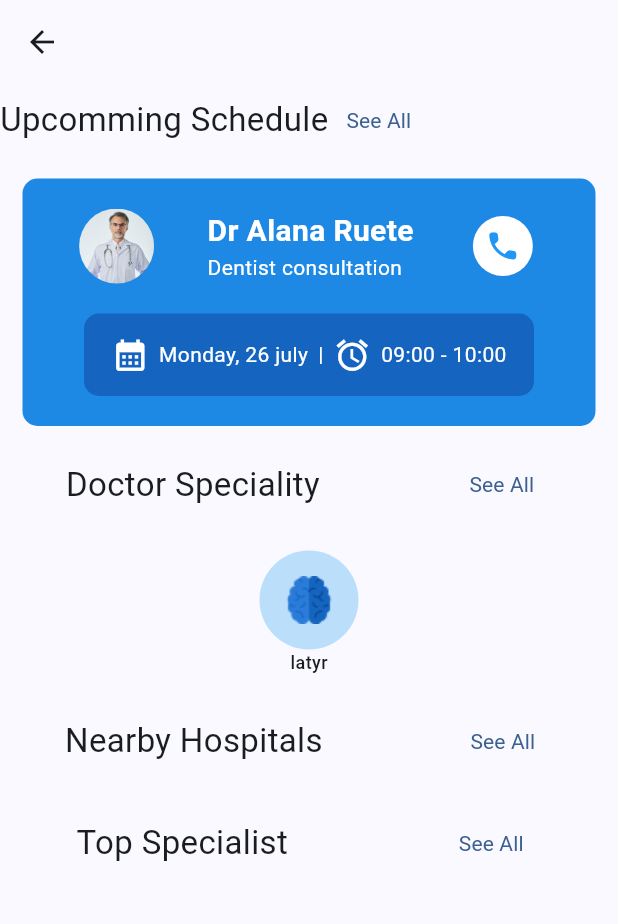
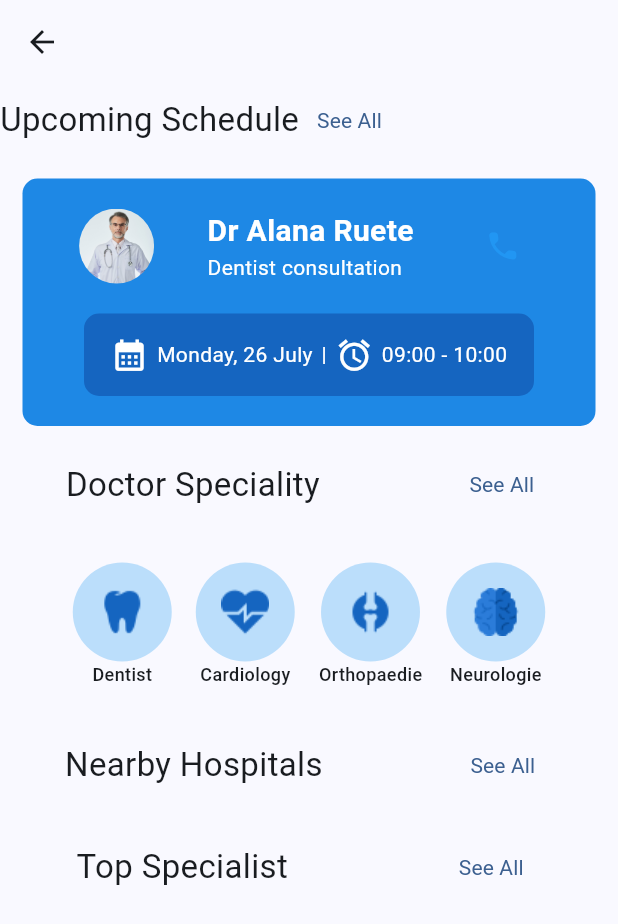
Before and after one commit to latyr0503/doctor_app_, a Flutter app: the Profile screen opened directly, after a tap on "Complet Profile", on a phone screen of 412 x 824 dp. Shown: the top 924 px of the screen. Run offline on Flutter 3.47's test engine with Material 2 defaults, Android fonts, the phone set to English and light mode, and no system bars; our stand-ins replace get, iconsax, introduction_screen.

Commit message:
ajout de section dans la page welcome

```diff
--- a/lib/components/navigation_menu.dart
+++ b/lib/components/navigation_menu.dart
@@ -1,10 +1,8 @@
-import 'package:doctor_app/components/card_speciality.dart';
 import 'package:doctor_app/components/teste.dart';
 import 'package:doctor_app/pages/profile.dart';
 import 'package:doctor_app/pages/welcome_page.dart';
 import 'package:flutter/material.dart';
 import 'package:get/get.dart';
-// import 'package:get/state_manager.dart';
 import 'package:iconsax/iconsax.dart' show Iconsax;
 
 class NavigationMenu extends StatelessWidget {
@@ -43,7 +41,7 @@ class NavigationController extends GetxController {
 
   // ignore: non_constant_identifier_names
   final Screens = [
-    const Welcome_page(),
+    Welcome_page(),
     const Teste(),
     Container(
       color: Colors.blue,
--- a/lib/pages/profile.dart
+++ b/lib/pages/profile.dart
@@ -129,7 +129,7 @@ class Profile extends StatelessWidget {
             onPressed: () {
               Navigator.push(
                 context,
-                MaterialPageRoute(builder: (context) => const Welcome_page()),
+                MaterialPageRoute(builder: (context) => Welcome_page()),
               );
             },
             style: ElevatedButton.styleFrom(
--- a/lib/pages/welcome_page.dart
+++ b/lib/pages/welcome_page.dart
@@ -1,9 +1,28 @@
+import 'package:flutter/material.dart';
 import 'package:doctor_app/components/card_speciality.dart';
-import 'package:flutter/material.dart';
 
 // ignore: camel_case_types
 class Welcome_page extends StatelessWidget {
-  const Welcome_page({super.key});
+  Welcome_page({Key? key}) : super(key: key);
+
+  final List<Map<String, dynamic>> dummySpecialities = [
+    {
+      'title': 'Dentist',
+      'images': const AssetImage('assets/tooth.png'),
+    },
+    {
+      'title': 'Cardiology',
+      'images': const AssetImage('assets/cardio.png'),
+    },
+    {
+      'title': 'Orthopaedie',
+      'images': const AssetImage('assets/join.png'),
+    },
+    {
+      'title': 'Neurologie',
+      'images': const AssetImage('assets/brain.png'),
+    },
+  ];
 
   @override
   Widget build(BuildContext context) {
@@ -14,15 +33,17 @@ class Welcome_page extends StatelessWidget {
           Row(
             children: [
               const Text(
-                "Upcomming Schedule",
+                "Upcoming Schedule",
                 style: TextStyle(fontWeight: FontWeight.w400, fontSize: 22),
               ),
               TextButton(
                 onPressed: () {},
-                child: const Text("See All",
+                child: const Text(
+                  "See All",
                   style: TextStyle(
                     fontWeight: FontWeight.normal,
-                    )),
+                  ),
+                ),
               ),
             ],
           ),
@@ -44,20 +65,17 @@ class Welcome_page extends StatelessWidget {
                       width: 50,
                       height: 50,
                       decoration: const BoxDecoration(
-                          shape:
-                              BoxShape.circle, // Utiliser une forme circulaire
+                        shape: BoxShape.circle,
                         image: DecorationImage(
                           image: AssetImage(
                               "assets/plan-moyen-medecin-specialiste-bras-dans-poches-regardant-camera.jpg"),
                         ),
                       ),
                     ),
-                      Column(
+                    const Column(
                       crossAxisAlignment: CrossAxisAlignment.start,
                       children: [
-                          Title(
-                            color: Colors.black,
-                            child: const Text(
+                        Text(
                           "Dr Alana Ruete",
                           style: TextStyle(
                             fontSize: 20,
@@ -65,21 +83,18 @@ class Welcome_page extends StatelessWidget {
                             fontWeight: FontWeight.bold,
                           ),
                         ),
-                          ),
-                          const Text(
+                        Text(
                           "Dentist consultation",
                           style: TextStyle(
                             color: Colors.white,
-                                fontWeight: FontWeight.normal),
+                            fontWeight: FontWeight.normal,
+                          ),
                         ),
                       ],
                     ),
                     IconButton(
                       onPressed: () {},
                       color: Colors.blue,
-                        style: ButtonStyle(
-                            backgroundColor:
-                                MaterialStateProperty.all(Colors.white)),
                       icon: const Icon(
                         Icons.phone_rounded,
                       ),
@@ -106,19 +121,24 @@ class Welcome_page extends StatelessWidget {
                               Icon(Icons.calendar_month,
                                   size: 25, color: Colors.white),
                               Text(
-                                  "Monday, 26 july",
+                                "Monday, 26 July",
                                 style: TextStyle(color: Colors.white),
                               ),
-                                Text('|',
+                              Text(
+                                '|',
                                 style: TextStyle(
                                   color: Colors.white,
-                                        fontWeight: FontWeight.normal)),
-                                Icon(Icons.alarm,
-                                    size: 25, color: Colors.white),
-                                Text("09:00 - 10:00",
+                                  fontWeight: FontWeight.normal,
+                                ),
+                              ),
+                              Icon(Icons.alarm, size: 25, color: Colors.white),
+                              Text(
+                                "09:00 - 10:00",
                                 style: TextStyle(
                                   color: Colors.white,
-                                        fontWeight: FontWeight.normal))
+                                  fontWeight: FontWeight.normal,
+                                ),
+                              )
                             ],
                           )
                         ],
@@ -127,24 +147,40 @@ class Welcome_page extends StatelessWidget {
                   ],
                 ),
               ],
-              )),
+            ),
+          ),
           Row(
             mainAxisAlignment: MainAxisAlignment.spaceAround,
-            children: [
+            children: <Widget>[
               const Text(
                 "Doctor Speciality",
                 style: TextStyle(fontWeight: FontWeight.w400, fontSize: 22),
               ),
               TextButton(
                 onPressed: () {},
-                child: const Text("See All",
+                child: const Text(
+                  "See All",
                   style: TextStyle(
                     fontWeight: FontWeight.normal,
-                    )),
+                  ),
+                ),
               ),
             ],
           ),
-          const CardSpeciality(title: "latyr", images: AssetImage("assets/brain.png")),
+          SingleChildScrollView(
+            scrollDirection: Axis.horizontal,
+            child: Row(
+              children: dummySpecialities.map((speciality) {
+                return Padding(
+                  padding: const EdgeInsets.all(8.0),
+                  child: CardSpeciality(
+                    title: speciality['title'],
+                    images: speciality['images'],
+                  ),
+                );
+              }).toList(),
+            ),
+          ),
           const Padding(padding: EdgeInsets.symmetric(vertical: 10.0)),
           Row(
             mainAxisAlignment: MainAxisAlignment.spaceAround,
@@ -155,10 +191,12 @@ class Welcome_page extends StatelessWidget {
               ),
               TextButton(
                 onPressed: () {},
-                child: const Text("See All",
+                child: const Text(
+                  "See All",
                   style: TextStyle(
                     fontWeight: FontWeight.normal,
-                    )),
+                  ),
+                ),
               ),
             ],
           ),
@@ -172,14 +210,15 @@ class Welcome_page extends StatelessWidget {
               ),
               TextButton(
                 onPressed: () {},
-                child: const Text("See All",
+                child: const Text(
+                  "See All",
                   style: TextStyle(
                     fontWeight: FontWeight.normal,
-                    )),
+                  ),
+                ),
               ),
             ],
           ),
-
         ],
       ),
     );
--- a/pubspec.yaml
+++ b/pubspec.yaml
@@ -19,6 +19,7 @@ dependencies:
   iconsax: ^0.0.8
   get: ^4.6.6
   flutter_map: ^6.0.0
+  image_card: ^0.0.4
 
 dev_dependencies:
   flutter_test:
```
Also changed, not shown: pubspec.lock. Lines whose indentation alone changed are shown as unchanged.
